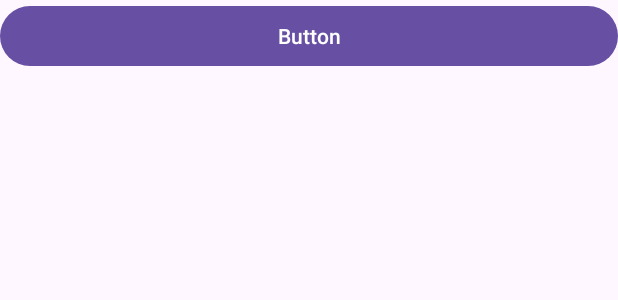
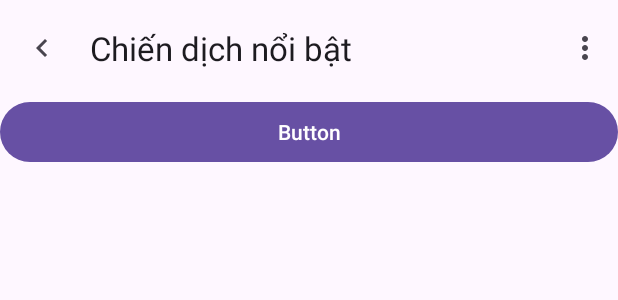
Before and after one commit to Nhung-cau-be/sitoapplication, an Android app: the layout list_campaign.xml on its own in the app's theme, with its tools: preview values and no code run, on a phone screen of 412 x 824 dp. Shown: the top 300 px of the screen. Run offline under Robolectric (Android 15) with nearby library versions, the phone set to English and light mode, and no system bars.

Commit message:
add top app bar menu

```diff
--- a/app/src/main/java/com/example/sitoapplication/controller/ListCampaignActivity.java
+++ b/app/src/main/java/com/example/sitoapplication/controller/ListCampaignActivity.java
@@ -1,32 +1,50 @@
 package com.example.sitoapplication.controller;
 
+import android.content.Intent;
 import android.os.Bundle;
+import android.view.MenuItem;
 import android.widget.ListView;
 
 import androidx.appcompat.app.AppCompatActivity;
+import androidx.appcompat.widget.Toolbar;
 import androidx.lifecycle.ViewModelProvider;
 
 import com.example.sitoapplication.R;
 import com.example.sitoapplication.controller.adapter.CampaignArrayAdapter;
 import com.example.sitoapplication.model.CampaignViewModel;
+import com.google.android.material.appbar.MaterialToolbar;
 
 public class ListCampaignActivity extends AppCompatActivity {
     private CampaignViewModel campaignViewModel;
     private ListView listViewCampaign;
     private CampaignArrayAdapter campaignArrayAdapter;
+    private MaterialToolbar topAppBar;
 
     @Override
     protected void onCreate(Bundle savedInstanceState) {
         super.onCreate(savedInstanceState);
         setContentView(R.layout.list_campaign);
 
+        listViewCampaign = findViewById(R.id.lvChienDich);
+        topAppBar = findViewById(R.id.listCampaignTopAppBar);
+
         campaignViewModel = new ViewModelProvider(this).get(CampaignViewModel.class);
 
-        listViewCampaign = findViewById(R.id.lvChienDich);
         campaignViewModel.getAll().observe(this, campaigns ->  {
             // Update the cached copy of the words in the adapter.
             campaignArrayAdapter = new CampaignArrayAdapter(this, R.layout.list_campaign_item, campaigns);
             listViewCampaign.setAdapter(campaignArrayAdapter);
         });
+
+        topAppBar.setOnMenuItemClickListener(item -> {
+            if(item.getItemId() == R.id.lctab_create_campaign) {
+                Intent intent = new Intent(ListCampaignActivity.this, CreateCampaignActivity.class);
+                startActivity(intent);
+
+                return true;
+            }
+
+            return false;
+        });
     }
 }
--- /dev/null
+++ b/app/src/main/res/drawable/ic_keyboard_arrow_left_24.xml
@@ -0,0 +1,11 @@
+<vector xmlns:android="http://schemas.android.com/apk/res/android"
+    android:width="24dp"
+    android:height="24dp"
+    android:viewportWidth="960"
+    android:viewportHeight="960"
+    android:tint="?attr/colorControlNormal"
+    android:autoMirrored="true">
+  <path
+      android:fillColor="@android:color/white"
+      android:pathData="M560,720L320,480L560,240L616,296L432,480L616,664L560,720Z"/>
+</vector>
--- a/app/src/main/res/layout/list_campaign.xml
+++ b/app/src/main/res/layout/list_campaign.xml
@@ -5,6 +5,21 @@
     android:layout_width="match_parent"
     android:layout_height="match_parent"
     android:orientation="vertical">
+
+    <com.google.android.material.appbar.AppBarLayout
+        android:layout_width="match_parent"
+        android:layout_height="wrap_content">
+
+        <com.google.android.material.appbar.MaterialToolbar
+            android:id="@+id/listCampaignTopAppBar"
+            android:layout_width="match_parent"
+            android:layout_height="wrap_content"
+            android:minHeight="?attr/actionBarSize"
+            app:title="Chiến dịch nổi bật"
+            app:menu="@menu/list_campaign_top_app_bar"
+            app:navigationIcon="@drawable/ic_keyboard_arrow_left_24" />
+
+    </com.google.android.material.appbar.AppBarLayout>
 
     <Button
         android:id="@+id/button2"
--- /dev/null
+++ b/app/src/main/res/menu/list_campaign_top_app_bar.xml
@@ -0,0 +1,9 @@
+<?xml version="1.0" encoding="utf-8"?>
+<menu xmlns:android="http://schemas.android.com/apk/res/android"
+    xmlns:app="http://schemas.android.com/apk/res-auto">
+    <item
+        android:id="@+id/lctab_create_campaign"
+        android:title="Tạo chiến dịch"
+        android:contentDescription="Tạo chiến dịch"
+        app:showAsAction="never" />
+</menu>
```
